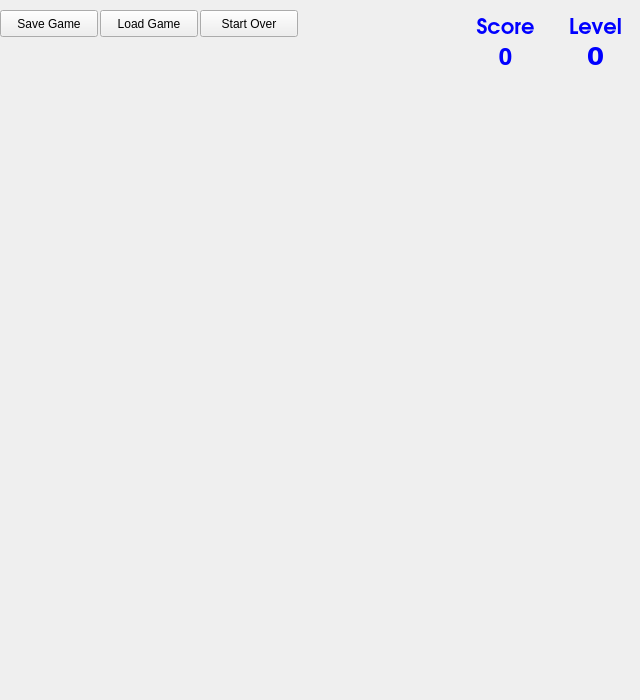
ThyberZee/earthdefense, file ingame.ui: the form before one commit.
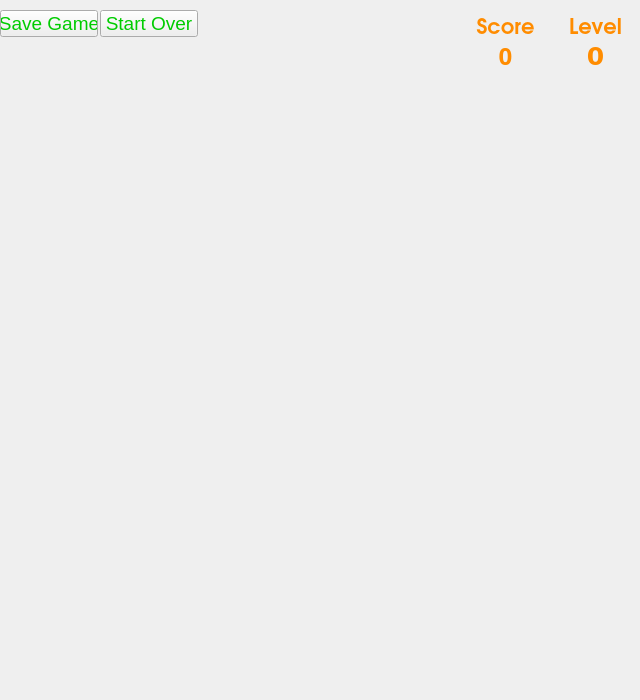
The form after the commit.

Diff of the .ui file:
```diff
--- a/ingame.ui
+++ b/ingame.ui
@@ -10,9 +10,17 @@
     <height>700</height>
    </rect>
   </property>
+  <property name="font">
+   <font>
+    <kerning>true</kerning>
+   </font>
+  </property>
   <property name="windowTitle">
    <string>Form</string>
   </property>
+  <property name="styleSheet">
+   <string notr="true"/>
+  </property>
   <widget class="QLabel" name="scorelbl">
    <property name="geometry">
     <rect>
@@ -34,7 +42,7 @@
     <cursorShape>ArrowCursor</cursorShape>
    </property>
    <property name="styleSheet">
-    <string notr="true">color:blue</string>
+    <string notr="true">color:darkorange</string>
    </property>
    <property name="text">
     <string>0</string>
@@ -55,9 +63,17 @@
      <height>27</height>
     </rect>
    </property>
+   <property name="font">
+    <font>
+     <pointsize>14</pointsize>
+    </font>
+   </property>
    <property name="focusPolicy">
     <enum>Qt::NoFocus</enum>
    </property>
+   <property name="styleSheet">
+    <string notr="true">color:#00CC00</string>
+   </property>
    <property name="text">
     <string>Save Game</string>
    </property>
@@ -80,7 +96,7 @@
     </font>
    </property>
    <property name="styleSheet">
-    <string notr="true">color:blue</string>
+    <string notr="true">color:darkorange</string>
    </property>
    <property name="text">
     <string>Level</string>
@@ -107,7 +123,7 @@
     </font>
    </property>
    <property name="styleSheet">
-    <string notr="true">color:blue</string>
+    <string notr="true">color:darkorange</string>
    </property>
    <property name="text">
     <string>0</string>
@@ -134,7 +150,7 @@
     </font>
    </property>
    <property name="styleSheet">
-    <string notr="true">color:blue</string>
+    <string notr="true">color:darkorange</string>
    </property>
    <property name="text">
     <string>Score</string>
@@ -143,34 +159,30 @@
     <set>Qt::AlignCenter</set>
    </property>
   </widget>
-  <widget class="QPushButton" name="btnLoadGame">
-   <property name="geometry">
-    <rect>
-     <x>100</x>
-     <y>10</y>
-     <width>98</width>
-     <height>27</height>
-    </rect>
-   </property>
-   <property name="focusPolicy">
-    <enum>Qt::NoFocus</enum>
-   </property>
-   <property name="text">
-    <string>Load Game</string>
-   </property>
-  </widget>
   <widget class="QPushButton" name="btnStartOver">
    <property name="geometry">
     <rect>
-     <x>200</x>
+     <x>100</x>
      <y>10</y>
      <width>98</width>
      <height>27</height>
     </rect>
    </property>
+   <property name="font">
+    <font>
+     <pointsize>14</pointsize>
+     <weight>50</weight>
+     <bold>false</bold>
+     <underline>false</underline>
+     <strikeout>false</strikeout>
+    </font>
+   </property>
    <property name="focusPolicy">
     <enum>Qt::NoFocus</enum>
    </property>
+   <property name="styleSheet">
+    <string notr="true">color:#00CC00</string>
+   </property>
    <property name="text">
     <string>Start Over</string>
    </property>
```
